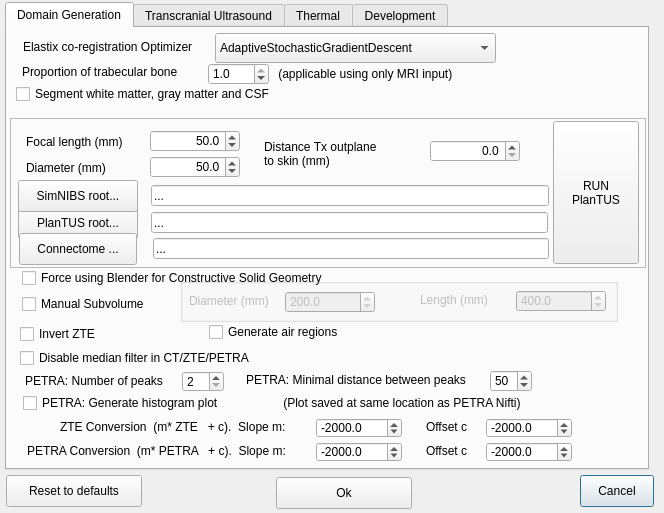
ProteusMRIgHIFU/BabelBrain, file BabelBrain/Options/form.ui: the form before one commit.
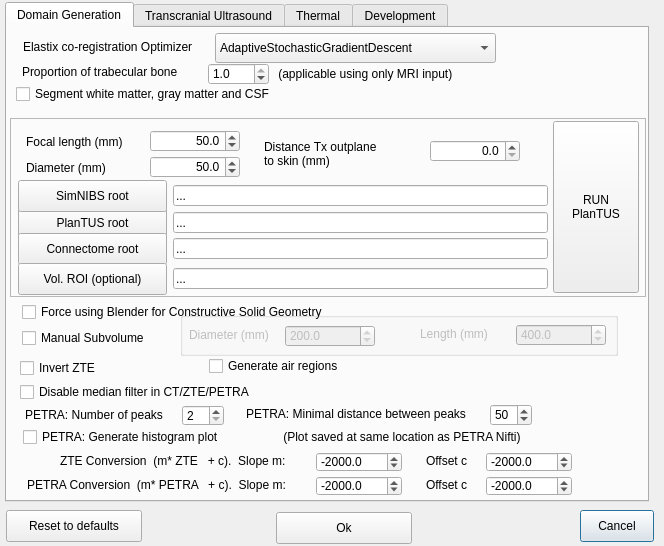
The form after the commit.

Commit message: allowing an user to finally specify the ROI for PlanTUS

Diff of the .ui file:
```diff
--- a/BabelBrain/Options/form.ui
+++ b/BabelBrain/Options/form.ui
@@ -7,7 +7,7 @@
     <x>0</x>
     <y>0</y>
     <width>664</width>
-    <height>513</height>
+    <height>546</height>
    </rect>
   </property>
   <property name="windowTitle">
@@ -17,7 +17,7 @@
    <property name="geometry">
     <rect>
      <x>580</x>
-     <y>475</y>
+     <y>510</y>
      <width>74</width>
      <height>32</height>
     </rect>
@@ -30,7 +30,7 @@
    <property name="geometry">
     <rect>
      <x>276</x>
-     <y>477</y>
+     <y>512</y>
      <width>136</width>
      <height>32</height>
     </rect>
@@ -43,7 +43,7 @@
    <property name="geometry">
     <rect>
      <x>6</x>
-     <y>475</y>
+     <y>510</y>
      <width>136</width>
      <height>32</height>
     </rect>
@@ -58,7 +58,7 @@
      <x>5</x>
      <y>2</y>
      <width>644</width>
-     <height>468</height>
+     <height>500</height>
     </rect>
    </property>
    <property name="currentIndex">
@@ -116,7 +116,7 @@
      <property name="geometry">
       <rect>
        <x>15</x>
-       <y>240</y>
+       <y>274</y>
        <width>349</width>
        <height>20</height>
       </rect>
@@ -173,7 +173,7 @@
      <property name="geometry">
       <rect>
        <x>173</x>
-       <y>250</y>
+       <y>284</y>
        <width>438</width>
        <height>44</height>
       </rect>
@@ -262,7 +262,7 @@
      <property name="geometry">
       <rect>
        <x>15</x>
-       <y>266</y>
+       <y>300</y>
        <width>150</width>
        <height>20</height>
       </rect>
@@ -291,7 +291,7 @@
      <property name="geometry">
       <rect>
        <x>13</x>
-       <y>296</y>
+       <y>330</y>
        <width>150</width>
        <height>20</height>
       </rect>
@@ -307,7 +307,7 @@
      <property name="geometry">
       <rect>
        <x>13</x>
-       <y>320</y>
+       <y>354</y>
        <width>251</width>
        <height>20</height>
       </rect>
@@ -323,7 +323,7 @@
      <property name="geometry">
       <rect>
        <x>18</x>
-       <y>343</y>
+       <y>377</y>
        <width>156</width>
        <height>20</height>
       </rect>
@@ -336,7 +336,7 @@
      <property name="geometry">
       <rect>
        <x>239</x>
-       <y>342</y>
+       <y>376</y>
        <width>241</width>
        <height>20</height>
       </rect>
@@ -349,7 +349,7 @@
      <property name="geometry">
       <rect>
        <x>16</x>
-       <y>366</y>
+       <y>400</y>
        <width>251</width>
        <height>18</height>
       </rect>
@@ -365,7 +365,7 @@
      <property name="geometry">
       <rect>
        <x>273</x>
-       <y>366</y>
+       <y>400</y>
        <width>276</width>
        <height>18</height>
       </rect>
@@ -378,7 +378,7 @@
      <property name="geometry">
       <rect>
        <x>175</x>
-       <y>343</y>
+       <y>377</y>
        <width>42</width>
        <height>21</height>
       </rect>
@@ -394,7 +394,7 @@
      <property name="geometry">
       <rect>
        <x>483</x>
-       <y>342</y>
+       <y>376</y>
        <width>42</width>
        <height>22</height>
       </rect>
@@ -413,7 +413,7 @@
      <property name="geometry">
       <rect>
        <x>309</x>
-       <y>390</y>
+       <y>424</y>
        <width>86</width>
        <height>20</height>
       </rect>
@@ -438,7 +438,7 @@
      <property name="geometry">
       <rect>
        <x>53</x>
-       <y>390</y>
+       <y>424</y>
        <width>255</width>
        <height>18</height>
       </rect>
@@ -451,7 +451,7 @@
      <property name="geometry">
       <rect>
        <x>479</x>
-       <y>390</y>
+       <y>424</y>
        <width>86</width>
        <height>20</height>
       </rect>
@@ -476,7 +476,7 @@
      <property name="geometry">
       <rect>
        <x>419</x>
-       <y>390</y>
+       <y>424</y>
        <width>70</width>
        <height>18</height>
       </rect>
@@ -489,7 +489,7 @@
      <property name="geometry">
       <rect>
        <x>309</x>
-       <y>414</y>
+       <y>448</y>
        <width>86</width>
        <height>20</height>
       </rect>
@@ -514,7 +514,7 @@
      <property name="geometry">
       <rect>
        <x>479</x>
-       <y>414</y>
+       <y>448</y>
        <width>86</width>
        <height>20</height>
       </rect>
@@ -539,7 +539,7 @@
      <property name="geometry">
       <rect>
        <x>20</x>
-       <y>414</y>
+       <y>448</y>
        <width>288</width>
        <height>18</height>
       </rect>
@@ -552,7 +552,7 @@
      <property name="geometry">
       <rect>
        <x>419</x>
-       <y>414</y>
+       <y>448</y>
        <width>70</width>
        <height>18</height>
       </rect>
@@ -583,7 +583,7 @@
        <x>3</x>
        <y>90</y>
        <width>636</width>
-       <height>150</height>
+       <height>179</height>
       </rect>
      </property>
      <property name="frameShape">
@@ -598,7 +598,7 @@
         <x>543</x>
         <y>3</y>
         <width>86</width>
-        <height>143</height>
+        <height>172</height>
        </rect>
       </property>
       <property name="text">
@@ -611,7 +611,7 @@
        <rect>
         <x>8</x>
         <y>89</y>
-        <width>120</width>
+        <width>149</width>
         <height>32</height>
        </rect>
       </property>
@@ -619,7 +619,7 @@
        <string notr="true"/>
       </property>
       <property name="text">
-       <string>PlanTUS root...</string>
+       <string>PlanTUS root</string>
       </property>
       <property name="autoDefault">
        <bool>false</bool>
@@ -633,7 +633,7 @@
        <rect>
         <x>8</x>
         <y>62</y>
-        <width>120</width>
+        <width>149</width>
         <height>32</height>
        </rect>
       </property>
@@ -641,7 +641,7 @@
        <string notr="true"/>
       </property>
       <property name="text">
-       <string>SimNIBS root...</string>
+       <string>SimNIBS root</string>
       </property>
       <property name="autoDefault">
        <bool>false</bool>
@@ -653,9 +653,9 @@
      <widget class="QLineEdit" name="PlanTUSRootlineEdit">
       <property name="geometry">
        <rect>
-        <x>141</x>
+        <x>163</x>
         <y>94</y>
-        <width>397</width>
+        <width>375</width>
         <height>21</height>
        </rect>
       </property>
@@ -669,9 +669,9 @@
      <widget class="QLineEdit" name="SimbNINBSRootlineEdit">
       <property name="geometry">
        <rect>
-        <x>141</x>
+        <x>163</x>
         <y>67</y>
-        <width>398</width>
+        <width>375</width>
         <height>21</height>
        </rect>
       </property>
@@ -685,9 +685,9 @@
      <widget class="QPushButton" name="ConnectomeRootpushButton">
       <property name="geometry">
        <rect>
-        <x>9</x>
+        <x>8</x>
         <y>115</y>
-        <width>118</width>
+        <width>149</width>
         <height>32</height>
        </rect>
       </property>
@@ -695,7 +695,7 @@
        <string notr="true"/>
       </property>
       <property name="text">
-       <string>Connectome ...</string>
+       <string>Connectome root</string>
       </property>
       <property name="autoDefault">
        <bool>false</bool>
@@ -707,9 +707,9 @@
      <widget class="QLineEdit" name="ConnectomeRootlineEdit">
       <property name="geometry">
        <rect>
-        <x>143</x>
+        <x>163</x>
         <y>120</y>
-        <width>396</width>
+        <width>375</width>
         <height>21</height>
        </rect>
       </property>
@@ -844,12 +844,50 @@
        <double>0.000000000000000</double>
       </property>
      </widget>
+     <widget class="QLineEdit" name="VolumeROIPlanTUSlineEdit">
+      <property name="geometry">
+       <rect>
+        <x>163</x>
+        <y>150</y>
+        <width>375</width>
+        <height>21</height>
+       </rect>
+      </property>
+      <property name="styleSheet">
+       <string notr="true"/>
+      </property>
+      <property name="text">
+       <string>...</string>
+      </property>
+     </widget>
+     <widget class="QPushButton" name="VolumeROIPlanTUSpushButton">
+      <property name="geometry">
+       <rect>
+        <x>8</x>
+        <y>145</y>
+        <width>149</width>
+        <height>32</height>
+       </rect>
+      </property>
+      <property name="styleSheet">
+       <string notr="true"/>
+      </property>
+      <property name="text">
+       <string>Vol. ROI (optional)</string>
+      </property>
+      <property name="autoDefault">
+       <bool>false</bool>
+      </property>
+      <property name="flat">
+       <bool>false</bool>
+      </property>
+     </widget>
     </widget>
     <widget class="QCheckBox" name="ExtractAirRegionscheckBox">
      <property name="geometry">
       <rect>
        <x>202</x>
-       <y>294</y>
+       <y>328</y>
        <width>150</width>
        <height>20</height>
       </rect>
```
The commit also changes 3 other files.
